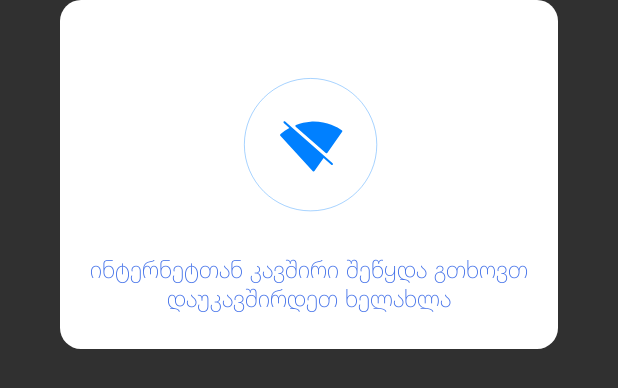
After one commit to giorgiodishvili/Meter, an Android app: the layout dialog_item_nointenet.xml on its own in the app's theme, with its tools: preview values and no code run, on a phone screen of 412 x 824 dp. The commit adds this screen. Shown: the top 388 px of the screen. Run offline under Robolectric (Android 15) with nearby library versions, the phone set to English and light mode, and no system bars.

Commit message:
intenet connection dialogs

```diff
--- a/app/src/main/java/com/example/meter/screens/bottom_nav/community/CommunityFragment.kt
+++ b/app/src/main/java/com/example/meter/screens/bottom_nav/community/CommunityFragment.kt
@@ -126,11 +126,6 @@ class CommunityFragment : BaseFragment<CommunityFragmentBinding, CommunityViewMo
                     data.data?.let { binding.include4.userProfile.loadProfileImg(it.url) }
                 }
                 Resource.Status.ERROR -> {
-                    popDialog(
-                        R.layout.dialog_item_error,
-                        R.id.errorMsg,
-                        "ინფორმაციის წამოღება ვერ მოხდა"
-                    )
                 }
                 Resource.Status.LOADING -> {
                     i("Like", "loading")
--- a/app/src/main/java/com/example/meter/screens/bottom_nav/community/singlepost/SingleCommunityPostFragment.kt
+++ b/app/src/main/java/com/example/meter/screens/bottom_nav/community/singlepost/SingleCommunityPostFragment.kt
@@ -326,7 +326,6 @@ class SingleCommunityPostFragment :
             binding.deletebutton.setOnClickListener {
                 delete(data.id)
             }
-
         }
 
     }
--- a/app/src/main/res/layout/activity_main.xml
+++ b/app/src/main/res/layout/activity_main.xml
@@ -60,6 +60,7 @@
         android:background="@drawable/card_button_shape"
         android:src="@drawable/ic_dollar_currency_symbol"
         android:visibility="gone"
+        android:elevation="30dp"
         app:layout_constraintBottom_toBottomOf="@+id/nav_host_fragment"
         app:layout_constraintEnd_toStartOf="@+id/post_button"
         app:layout_constraintHorizontal_bias="0.5"
@@ -74,6 +75,7 @@
         android:background="@drawable/card_button_shape"
         android:src="@drawable/ic_question_mark"
         android:visibility="gone"
+        android:elevation="30dp"
         app:layout_constraintBottom_toBottomOf="@+id/nav_host_fragment"
         app:layout_constraintEnd_toEndOf="parent"
         app:layout_constraintHorizontal_bias="0.5"
--- /dev/null
+++ b/app/src/main/res/layout/dialog_item_nointenet.xml
@@ -0,0 +1,47 @@
+<?xml version="1.0" encoding="utf-8"?>
+<androidx.constraintlayout.widget.ConstraintLayout xmlns:android="http://schemas.android.com/apk/res/android"
+    xmlns:app="http://schemas.android.com/apk/res-auto"
+    android:layout_width="match_parent"
+    android:layout_height="wrap_content"
+    android:layout_marginStart="40dp"
+    android:layout_marginEnd="40dp"
+    android:background="@drawable/dialog_shape"
+    android:gravity="center_horizontal"
+    android:orientation="vertical"
+    android:paddingStart="20dp"
+    android:paddingEnd="20dp">
+
+    <com.airbnb.lottie.LottieAnimationView
+        android:id="@+id/imageView"
+        android:layout_width="150dp"
+        android:layout_height="150dp"
+        android:layout_gravity="center_horizontal"
+        android:layout_marginTop="20dp"
+        android:layout_weight="1"
+        app:layout_constraintEnd_toEndOf="parent"
+        app:layout_constraintStart_toStartOf="parent"
+        app:layout_constraintTop_toTopOf="parent"
+        app:lottie_autoPlay="true"
+        app:lottie_loop="true"
+        app:lottie_rawRes="@raw/no_intenet" />
+
+    <TextView
+        android:id="@+id/textView2"
+        android:layout_width="wrap_content"
+        android:layout_height="wrap_content"
+        android:layout_gravity="center_horizontal"
+        android:layout_marginStart="20dp"
+        android:layout_marginEnd="20dp"
+        android:layout_marginBottom="24dp"
+        android:fontFamily="@font/helvatice_thin"
+        android:gravity="center"
+        android:text="ინტერნეტთან კავშირი შეწყდა გთხოვთ დაუკავშირდეთ ხელახლა"
+        android:textColor="@color/main_color"
+        android:textSize="16sp"
+        android:textStyle="bold"
+        app:layout_constraintBottom_toBottomOf="parent"
+        app:layout_constraintEnd_toEndOf="parent"
+        app:layout_constraintStart_toStartOf="parent"
+        app:layout_constraintTop_toBottomOf="@id/imageView" />
+
+</androidx.constraintlayout.widget.ConstraintLayout>
--- a/app/src/main/res/menu/bottom_nav_menu.xml
+++ b/app/src/main/res/menu/bottom_nav_menu.xml
@@ -5,21 +5,21 @@
     <item
         android:id="@+id/navigation_community"
         android:icon="@drawable/ic_community"
-        android:title="ჯგუფი"
+        android:title="@string/group"
         app:cnb_iconColor="@color/main_color"
         app:cnb_textColor="@color/main_color" />
 
     <item
         android:id="@+id/navigation_post"
         android:icon="@drawable/ic_plus"
-        android:title="პოსტის დამატება"
+        android:title="@string/add_post_nav"
         app:cnb_iconColor="@color/main_color"
         app:cnb_textColor="@color/main_color" />
 
     <item
         android:id="@+id/navigation_marketPosts"
         android:icon="@drawable/ic_buy"
-        android:title="მარჯეტი"
+        android:title="@string/market_bottom"
         app:cnb_iconColor="@color/main_color"
         app:cnb_textColor="@color/main_color" />
 
--- a/app/src/main/res/values/strings.xml
+++ b/app/src/main/res/values/strings.xml
@@ -69,6 +69,9 @@
     <string name="address_single_post">მისამართი: %1$s</string>
     <string name="phone_single_post">ტელ.: %1$s</string>
     <string name="parameters_single_post">პარამეტრები</string>
+    <string name="group">ჯგუფი</string>
+    <string name="add_post_nav">პოსტის დამატება</string>
+    <string name="market_bottom">მარკეტი</string>
 
 
 </resources>
```
Also changed, not shown: app/src/main/java/com/example/meter/MainActivity.kt (+22 -9 lines), app/src/main/res/raw/no_intenet.json (added, +1 -0 lines).
